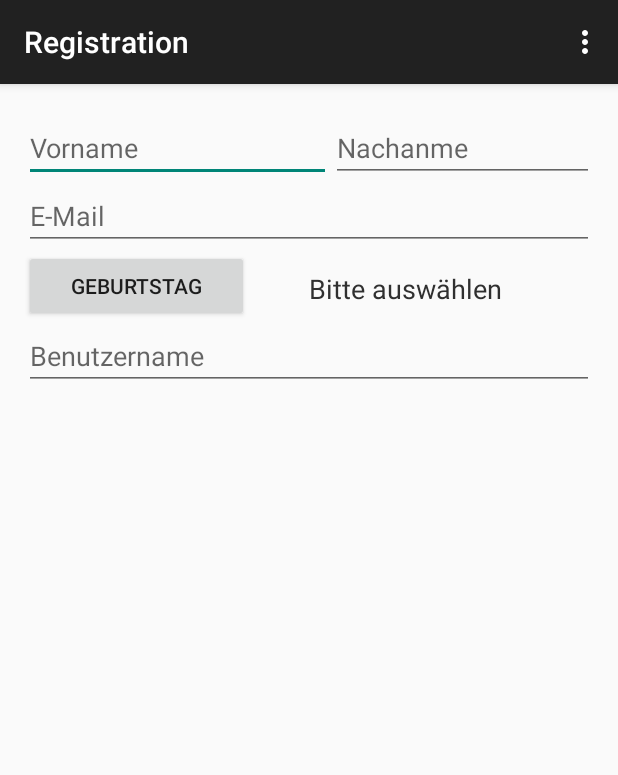
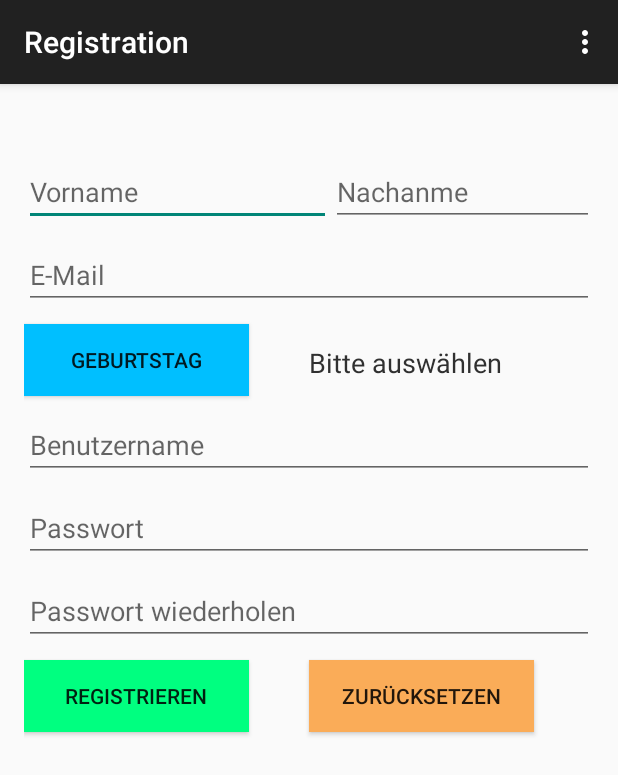
Before and after one commit to MarkusSadler/Allergico, an Android app: the Registration screen opened directly, with no data from a screen before it, on a phone screen of 412 x 824 dp. Shown: the top 775 px of the screen. Run offline under Robolectric (Android 15) with nearby library versions, the phone set to English and light mode, and no system bars.

Commit message:
Add a new Activity calls Registration. Here I tried to implement a registration form. Not completed. Firstname, Lastname, E-Mail, Date and Username are finished. Date would be validated.

```diff
--- a/app/src/main/res/layout/activity_registration.xml
+++ b/app/src/main/res/layout/activity_registration.xml
@@ -18,6 +18,8 @@
                 android:singleLine="true"
                 android:hint="Vorname"
                 android:layout_alignParentLeft="true"
+                android:layout_marginTop="10dp"
+                android:layout_below="@id/header"
                 android:layout_toLeftOf="@+id/lastname"/>
 
         <EditText
@@ -26,6 +28,8 @@
                 android:layout_height="wrap_content"
                 android:singleLine="true"
                 android:hint="Nachanme"
+                android:layout_marginTop="10dp"
+                android:layout_below="@id/header"
                 android:layout_alignParentRight="true" />
 
         <EditText
@@ -34,6 +38,7 @@
                 android:layout_width="fill_parent"
                 android:singleLine="true"
                 android:layout_below="@id/lastname"
+                android:layout_marginTop="10dp"
                 android:hint="E-Mail"/>
 
         <Button
@@ -42,7 +47,9 @@
                 android:layout_width="150dp"
                 android:layout_gravity="right"
                 android:text="Geburtstag"
-                android:layout_below="@id/mailAdress"/>
+                android:layout_marginTop="10dp"
+                android:layout_below="@id/mailAdress"
+                android:background="#00BFFF"/>
 
         <TextView
                 android:id="@+id/datDisplay"
@@ -51,7 +58,7 @@
                 android:layout_width="175dp"
                 android:singleLine="true"
                 android:layout_below="@id/mailAdress"
-                android:layout_marginTop="13dp"
+                android:layout_marginTop="23dp"
                 android:layout_marginLeft="190dp"
                 android:textAlignment="center"
                 android:text="Bitte auswählen"
@@ -62,34 +69,49 @@
                 android:layout_height="wrap_content"
                 android:layout_width="fill_parent"
                 android:singleLine="true"
-                android:layout_below="@id/datDisplay"
+                android:layout_below="@id/datePicker"
                 android:layout_marginTop="10dp"
                 android:hint="Benutzername"/>
-    <!--<Password
-            android:id="@+id/passwordRepeat"
-            android:layout_height="wrap_content"
-            android:layout_width="fill_parent"
-            android:singleLine="true"
-            android:hint="Passwort wiederholen"/>
 
-<Password
+        <EditText
                 android:id="@+id/password"
                 android:layout_height="wrap_content"
                 android:layout_width="fill_parent"
                 android:singleLine="true"
-            android:hint="Passwort"/>
+                android:hint="Passwort"
+                android:layout_below="@id/username"
+                android:layout_marginTop="10dp"
+                android:inputType="textPassword"/>
 
-
+        <EditText
+                android:id="@+id/passwordRepeat"
+                android:layout_width="fill_parent"
+                android:layout_height="wrap_content"
+                android:singleLine="true"
+                android:hint="Passwort wiederholen"
+                android:layout_below="@id/password"
+                android:layout_marginTop="10dp"
+                android:inputType="textPassword"/>
 
         <Button
                 android:id="@+id/submit"
-        android:layout_height="89dp"
-        android:layout_width="205dp"
-        android:layout_gravity="right"/>
+                android:layout_height="wrap_content"
+                android:layout_width="150dp"
+                android:layout_gravity="right"
+                android:text="Registrieren"
+                android:layout_marginTop="10dp"
+                android:layout_below="@id/passwordRepeat"
+                android:background="#00FF80"/>
 
         <Button
                 android:id="@+id/reset"
                 android:layout_height="wrap_content"
-        android:layout_width="wrap_content" />-->
+                android:layout_width="150dp"
+                android:layout_gravity="right"
+                android:text="Zurücksetzen"
+                android:layout_marginLeft="190dp"
+                android:layout_marginTop="10dp"
+                android:layout_below="@id/passwordRepeat"
+                android:background="#FAAC58"/>
 
 </RelativeLayout>
```
Lines whose indentation alone changed are shown as unchanged.
